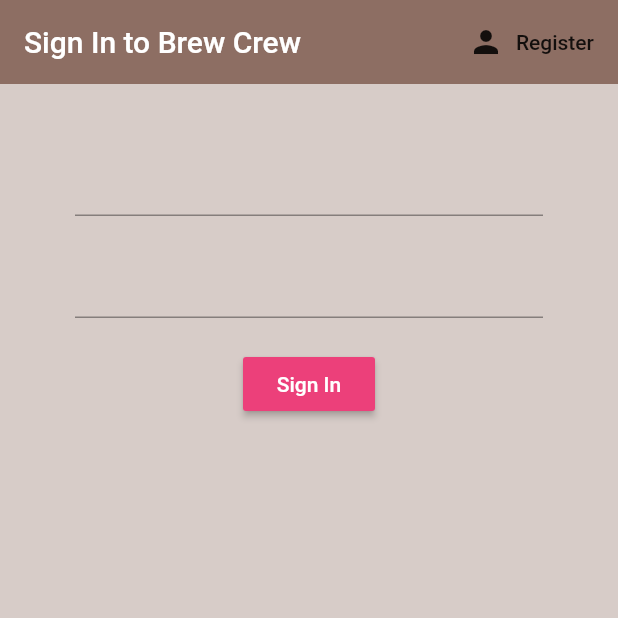
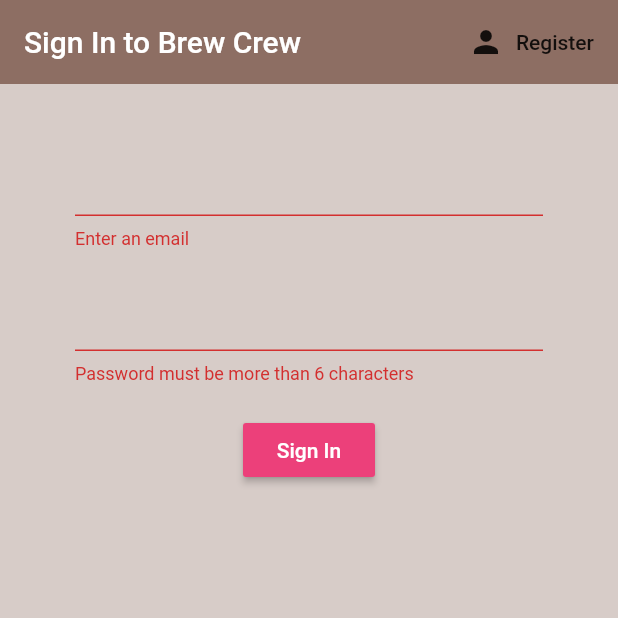
Before and after one commit to MuazZulkarnain/Brew-Crew, a Flutter app: the screen it shows after launch, after a tap on "Sign In", on a phone screen of 412 x 824 dp, the top half of it. Run offline on Flutter 3.47's test engine with Material 2 defaults, Android fonts, the phone set to English and light mode, and no system bars; our stand-ins replace firebase_auth; accounts and stored records are empty.

Commit message:
Validator for Sign In

```diff
--- a/lib/screens/authenticate/sign_In.dart
+++ b/lib/screens/authenticate/sign_In.dart
@@ -11,10 +11,12 @@ class SignIn extends StatefulWidget {
 
 class _SignInState extends State<SignIn> {
   final AuthService _auth = AuthService();
+  final _formKey = GlobalKey<FormState>();
 
   //text field state
   String email = '';
   String password = '';
+  String error = '';
 
   @override
   Widget build(BuildContext context) {
@@ -37,10 +39,12 @@ class _SignInState extends State<SignIn> {
       body: Container(
         padding: EdgeInsets.symmetric(vertical: 20.0, horizontal: 50.0),
         child: Form(
+          key: _formKey,
           child: Column(
             children: [
               SizedBox(height: 20.0),
               TextFormField(
+                validator: (val) => val.isEmpty ? 'Enter an email' : null,
                 onChanged: (val) {
                   setState(() => email = val);
                 },
@@ -48,6 +52,9 @@ class _SignInState extends State<SignIn> {
               SizedBox(height: 20.0),
               TextFormField(
                 obscureText: true,
+                validator: (val) => val.length < 6
+                    ? 'Password must be more than 6 characters'
+                    : null,
                 onChanged: (val) {
                   setState(() => password = val);
                 },
@@ -60,9 +67,18 @@ class _SignInState extends State<SignIn> {
                   style: TextStyle(color: Colors.white),
                 ),
                 onPressed: () async {
-                  print(email);
-                  print(password);
+                  if (_formKey.currentState.validate()) {
+                    print("valid");
+                    // if (result == null) {
+                    //   setState(() => error = 'Please Enter A Valid Email');
+                    // }
+                  }
                 },
+              ),
+              SizedBox(height: 12.0),
+              Text(
+                error,
+                style: TextStyle(color: Colors.red, fontSize: 14.0),
               ),
             ],
           ),
```
